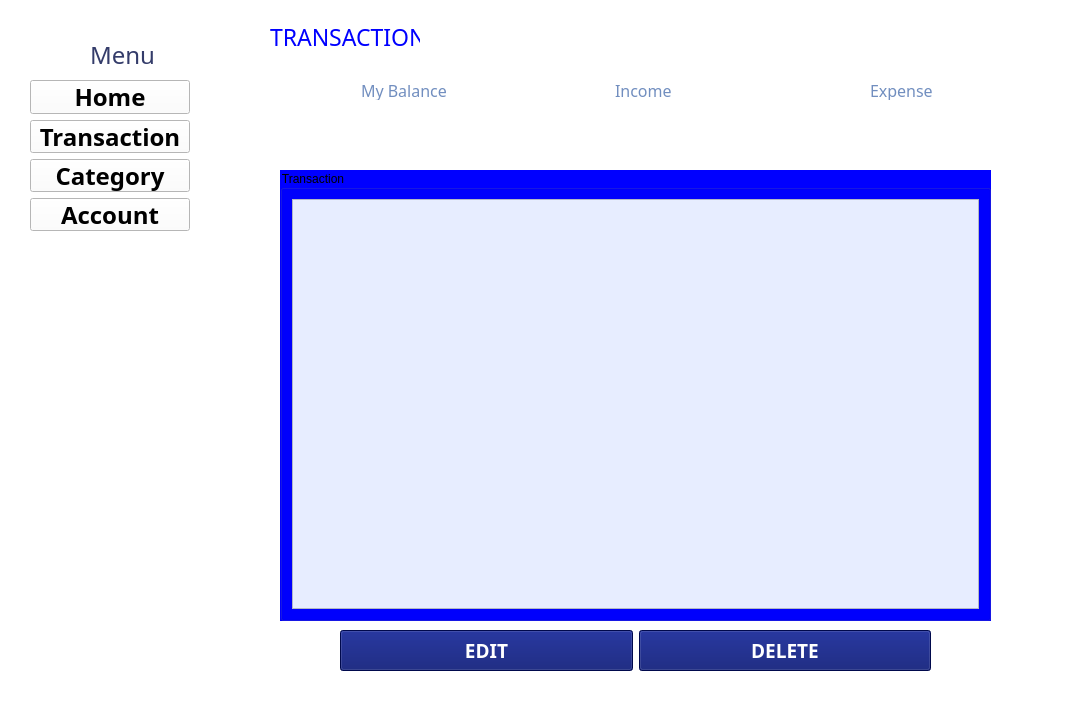
The window that Modules/Transaction/Transaction.ui (Yennanng/Do_An_KTLT) describes before a commit, drawn with Qt 5.
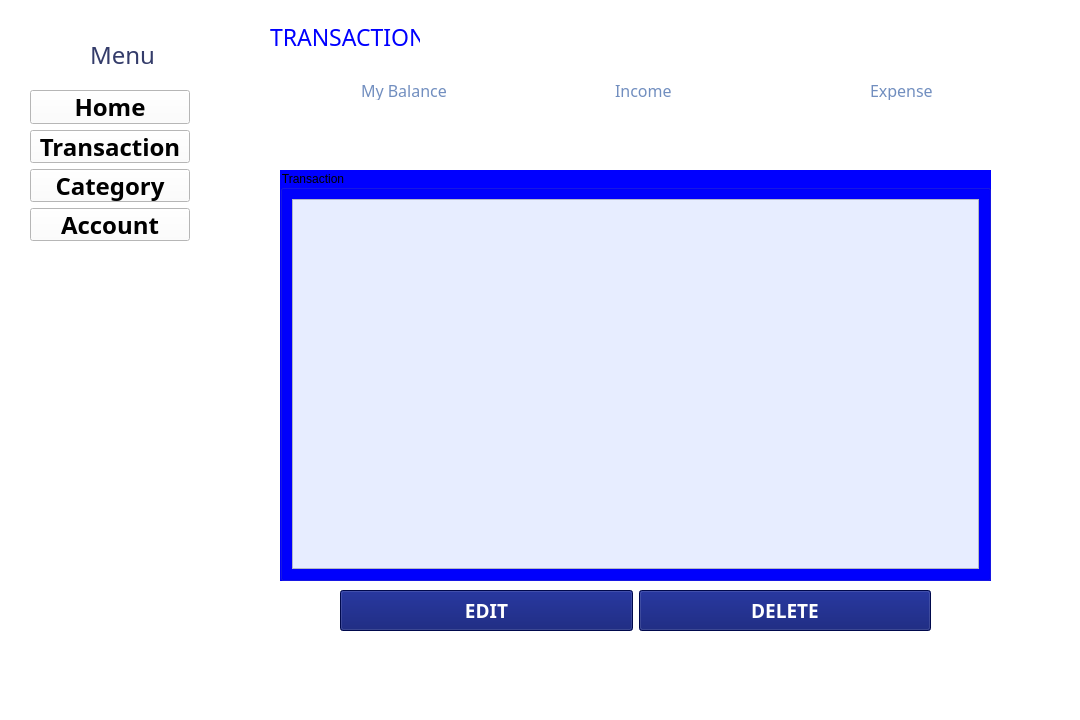
The same window after the commit. Icons and pictures are not drawn.

The edit to the form file:
```diff
--- a/Modules/Transaction/Transaction.ui
+++ b/Modules/Transaction/Transaction.ui
@@ -49,7 +49,7 @@
     <property name="geometry">
      <rect>
       <x>30</x>
-      <y>80</y>
+      <y>90</y>
       <width>160</width>
       <height>151</height>
      </rect>
@@ -244,7 +244,7 @@
         <x>80</x>
         <y>170</y>
         <width>711</width>
-        <height>451</height>
+        <height>411</height>
        </rect>
       </property>
       <property name="styleSheet">
@@ -489,7 +489,7 @@
       <property name="geometry">
        <rect>
         <x>140</x>
-        <y>630</y>
+        <y>590</y>
         <width>591</width>
         <height>41</height>
        </rect>
```
Left out of the diff: 6 changed lines with no effect on the pictures.
